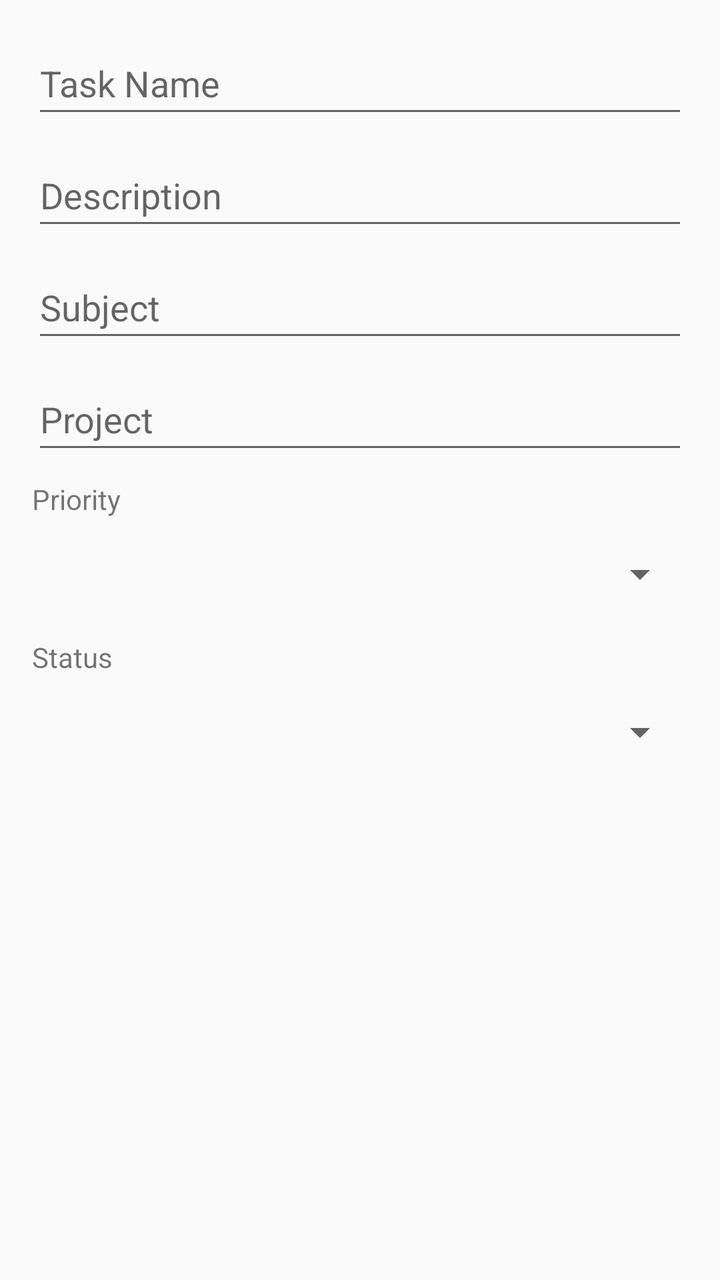
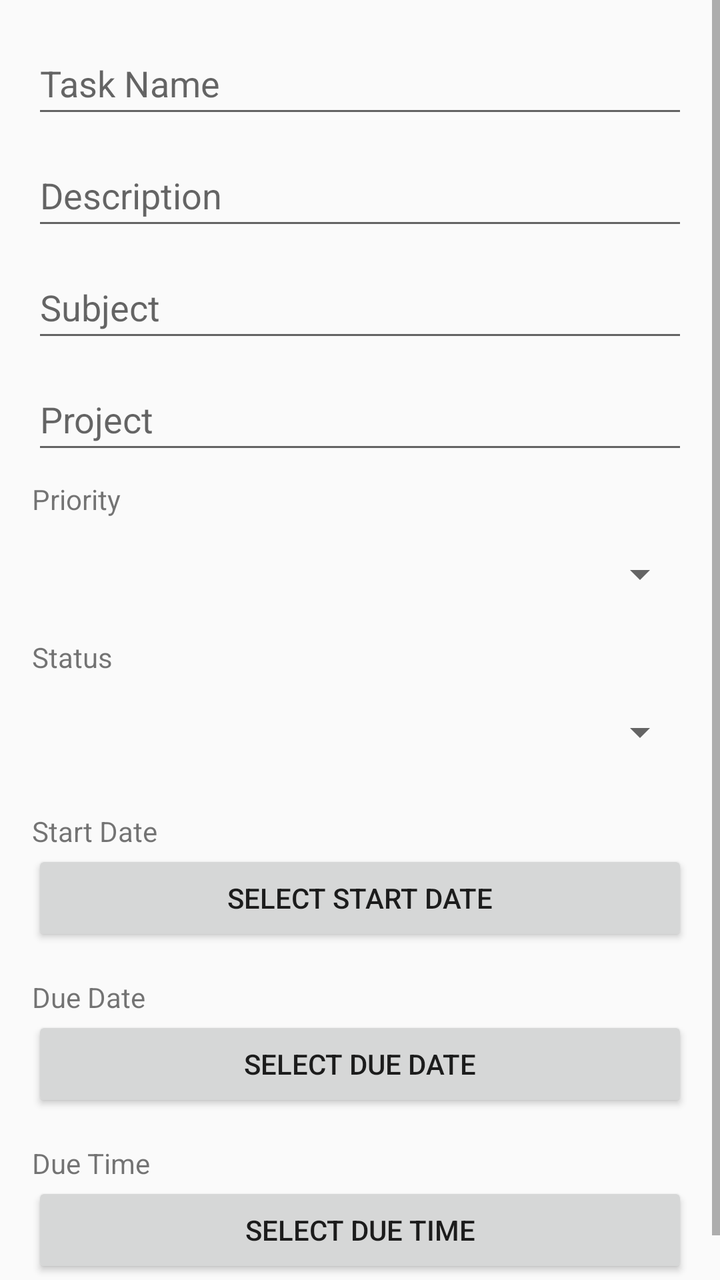

The first picture is an Android layout as it rendered before a commit; the second is the same layout after the commit. The layout source and the unified diff follow.
<!-- AndroidManifest.xml: application theme Theme.Design.Light.NoActionBar -->
<!-- res/layout/dialog_edit_task.xml -->
<?xml version="1.0" encoding="utf-8"?>
<ScrollView xmlns:android="http://schemas.android.com/apk/res/android"
    android:layout_width="match_parent"
    android:layout_height="wrap_content">

    <LinearLayout
        android:layout_width="match_parent"
        android:layout_height="wrap_content"
        android:orientation="vertical"
        android:padding="16dp">

        <EditText
            android:id="@+id/assignmentInput"
            android:layout_width="match_parent"
            android:layout_height="48dp"
            android:hint="Task Name"
            android:inputType="text"
            android:layout_marginBottom="8dp"/>

        <EditText
            android:id="@+id/descriptionInput"
            android:layout_width="match_parent"
            android:layout_height="48dp"
            android:hint="Description"
            android:inputType="textMultiLine"
            android:lines="3"
            android:layout_marginBottom="8dp"/>

        <EditText
            android:id="@+id/subjectInput"
            android:layout_width="match_parent"
            android:layout_height="48dp"
            android:hint="Subject"
            android:inputType="text"
            android:layout_marginBottom="8dp"/>

        <EditText
            android:id="@+id/projectInput"
            android:layout_width="match_parent"
            android:layout_height="48dp"
            android:hint="Project"
            android:inputType="text"
            android:layout_marginBottom="8dp"/>

        <TextView
            android:layout_width="wrap_content"
            android:layout_height="wrap_content"
            android:text="Priority"
            android:layout_marginBottom="4dp"/>

        <Spinner
            android:id="@+id/prioritySpinner"
            android:layout_width="match_parent"
            android:layout_height="48dp"
            android:layout_marginBottom="8dp"/>

        <TextView
            android:layout_width="wrap_content"
            android:layout_height="wrap_content"
            android:text="Status"
            android:layout_marginBottom="4dp"/>

        <Spinner
            android:id="@+id/statusSpinner"
            android:layout_width="match_parent"
            android:layout_height="48dp"
            android:layout_marginBottom="8dp"/>

    </LinearLayout>
</ScrollView>
<!-- resources referenced by this layout -->
<resources>

</resources>

<!-- the commit's change to res/layout/dialog_edit_task.xml (unified diff, before → after) -->
@@ -66,5 +66,44 @@
             android:layout_height="48dp"
             android:layout_marginBottom="8dp"/>
 
+        
+        <TextView
+            android:layout_width="wrap_content"
+            android:layout_height="wrap_content"
+            android:text="Start Date"
+            android:layout_marginTop="8dp"/>
+
+        <Button
+            android:id="@+id/startDateButton"
+            android:layout_width="match_parent"
+            android:layout_height="48dp"
+            android:text="Select Start Date"
+            android:layout_marginBottom="8dp"/>
+
+        <TextView
+            android:layout_width="wrap_content"
+            android:layout_height="wrap_content"
+            android:text="Due Date"
+            android:layout_marginTop="8dp"/>
+
+        <Button
+            android:id="@+id/dueDateButton"
+            android:layout_width="match_parent"
+            android:layout_height="48dp"
+            android:text="Select Due Date"
+            android:layout_marginBottom="8dp"/>
+
+        <TextView
+            android:layout_width="wrap_content"
+            android:layout_height="wrap_content"
+            android:text="Due Time"
+            android:layout_marginTop="8dp"/>
+
+        <Button
+            android:id="@+id/dueTimeButton"
+            android:layout_width="match_parent"
+            android:layout_height="48dp"
+            android:text="Select Due Time"
+            android:layout_marginBottom="8dp"/>
     </LinearLayout>
 </ScrollView>
